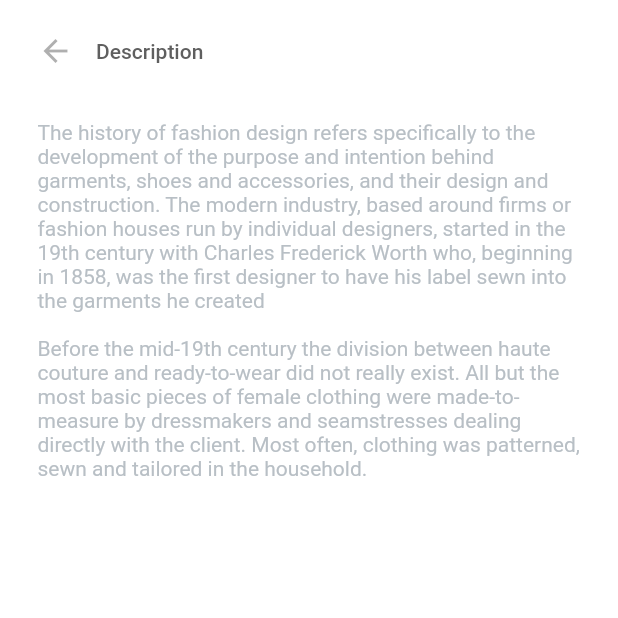
After one commit to Syahro/e_commerce, a Flutter app: the Detailpage screen opened directly, after a tap on "See Description", on a phone screen of 412 x 824 dp, the top half of it. The commit adds this screen. Run offline on Flutter 3.47's test engine with Material 2 defaults, Android fonts, the phone set to English and light mode, and no system bars; our stand-ins replace google_fonts.

Commit message:
done modified descriptionPage and add some assets or support

```diff
--- /dev/null
+++ b/lib/pages/description_page.dart
@@ -0,0 +1,60 @@
+import 'package:e_commerce/theme.dart';
+import 'package:flutter/material.dart';
+
+class DescriptionPage extends StatelessWidget {
+  @override
+  Widget build(BuildContext context) {
+    return Scaffold(
+      backgroundColor: whiteColor,
+      body: SafeArea(
+        child: Stack(
+          children: [
+            Padding(
+              padding: EdgeInsets.symmetric(
+                horizontal: defaultMargin,
+                vertical: 22,
+              ),
+              child: Row(
+                mainAxisAlignment: MainAxisAlignment.start,
+                children: [
+                  Icon(
+                    Icons.arrow_back,
+                    color: darkGreyColor.withOpacity(0.5),
+                  ),
+                  SizedBox(
+                    width: 15,
+                  ),
+                  Text(
+                    'Description',
+                    style: mediumTextStyle.copyWith(
+                      fontSize: 14,
+                      color: darkGreyColor,
+                    ),
+                  ),
+                ],
+              ),
+            ),
+            ListView(
+              children: [
+                Padding(
+                  padding: EdgeInsets.only(
+                    left: defaultMargin,
+                    right: defaultMargin,
+                    top: 80,
+                  ),
+                  child: Text(
+                    'The history of fashion design refers specifically to the development of the purpose and intention behind garments, shoes and accessories, and their design and construction. The modern industry, based around firms or fashion houses run by individual designers, started in the 19th century with Charles Frederick Worth who, beginning in 1858, was the first designer to have his label sewn into the garments he created\n\nBefore the mid-19th century the division between haute couture and ready-to-wear did not really exist. All but the most basic pieces of female clothing were made-to-measure by dressmakers and seamstresses dealing directly with the client. Most often, clothing was patterned, sewn and tailored in the household.',
+                    style: regularTextStyle.copyWith(
+                      fontSize: 14,
+                      color: greyColor,
+                    ),
+                  ),
+                ),
+              ],
+            )
+          ],
+        ),
+      ),
+    );
+  }
+}
--- a/lib/pages/detail_page.dart
+++ b/lib/pages/detail_page.dart
@@ -1,3 +1,4 @@
+import 'package:e_commerce/pages/description_page.dart';
 import 'package:e_commerce/theme.dart';
 import 'package:e_commerce/widget/bullet_image.dart';
 import 'package:e_commerce/widget/new_product_card.dart';
@@ -7,6 +8,7 @@ class Detailpage extends StatelessWidget {
   @override
   Widget build(BuildContext context) {
     return Scaffold(
+      backgroundColor: whiteColor,
       body: SafeArea(
         child: ListView(
           children: [
@@ -172,7 +174,18 @@ class Detailpage extends StatelessWidget {
                         SizedBox(
                           height: 30,
                         ),
-                        Container(
+                        InkWell(
+                          onTap: () {
+                            Navigator.push(
+                              context,
+                              MaterialPageRoute(
+                                builder: (context) {
+                                  return DescriptionPage();
+                                },
+                              ),
+                            );
+                          },
+                          child: Container(
                             height: 54,
                             width: double.infinity,
                             decoration: BoxDecoration(
@@ -186,7 +199,8 @@ class Detailpage extends StatelessWidget {
                                 horizontal: 20,
                               ),
                               child: Row(
-                              mainAxisAlignment: MainAxisAlignment.spaceBetween,
+                                mainAxisAlignment:
+                                    MainAxisAlignment.spaceBetween,
                                 children: [
                                   Text(
                                     'See Description',
@@ -200,6 +214,7 @@ class Detailpage extends StatelessWidget {
                                     color: darkGreyColor.withOpacity(0.5),
                                   ),
                                 ],
+                              ),
                             ),
                           ),
                         ),
```
Lines whose indentation alone changed are shown as unchanged.
